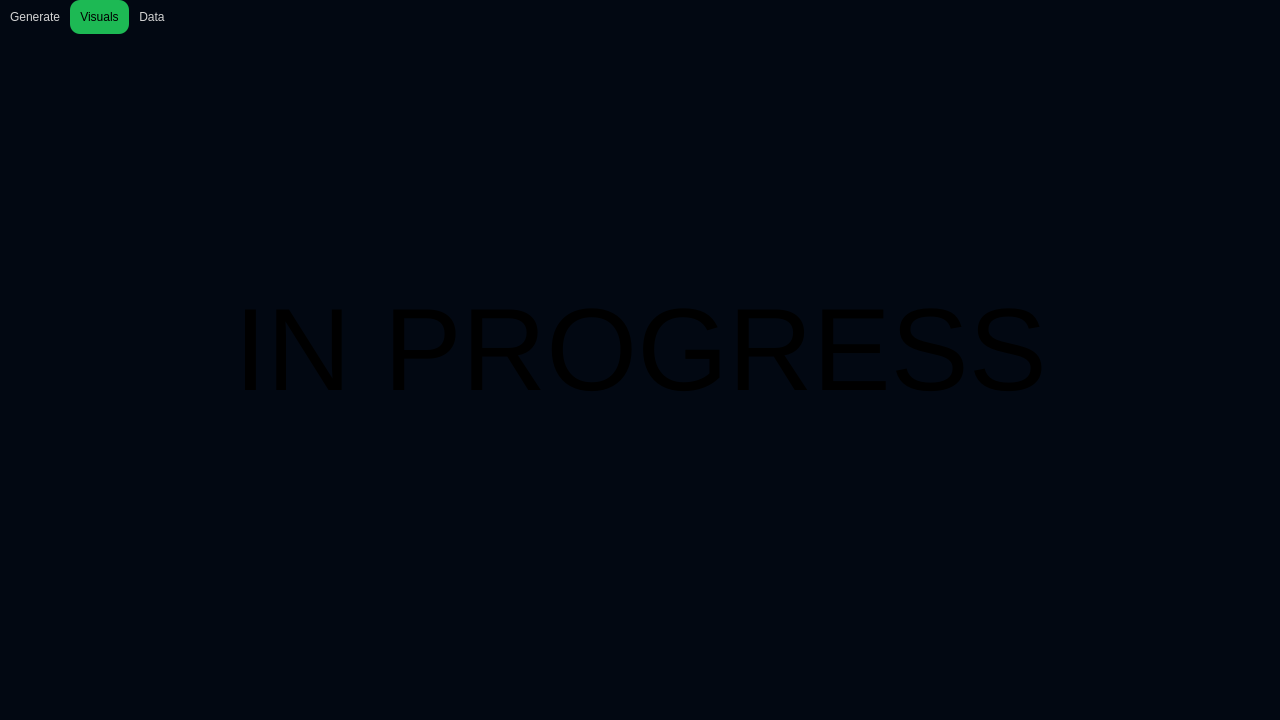
WilleGyr/Spotify_Wrapped, file MainWindow.ui: the form before one commit.
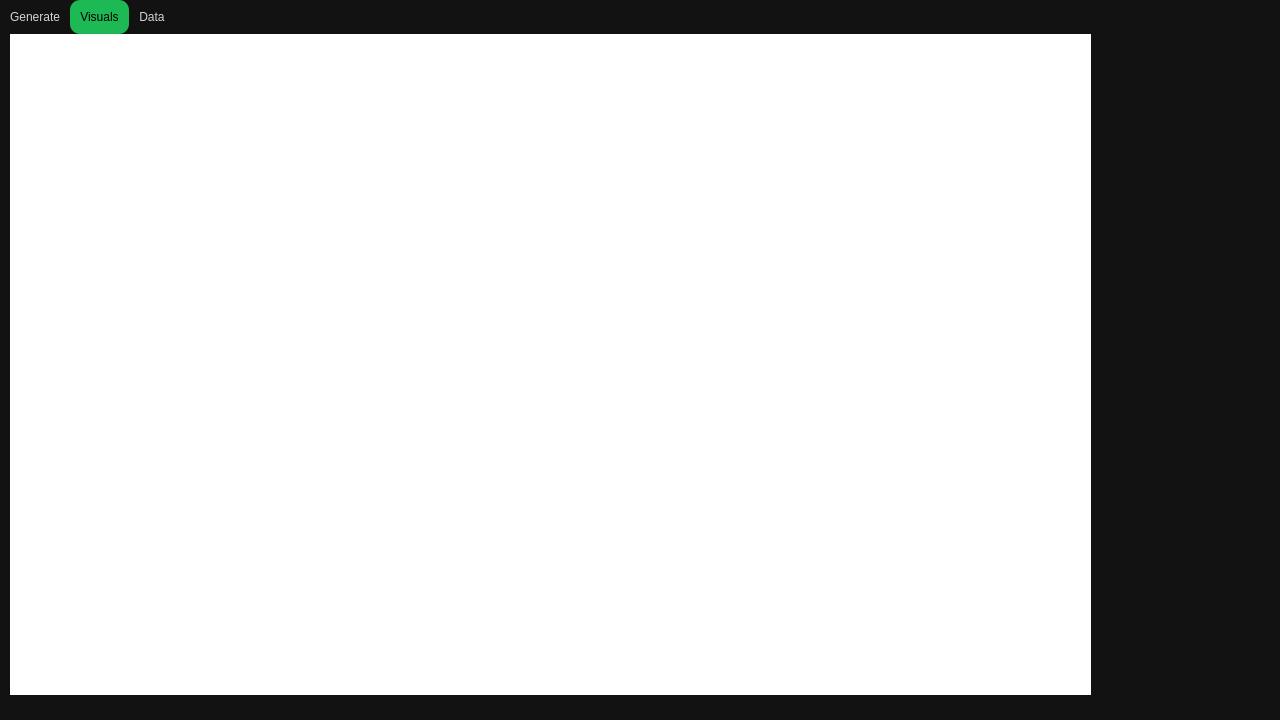
The form after the commit. The open tabs and pages were chosen to show the change.

Commit message: Made visual tab show first image in chart dir

Patch:
```diff
--- a/MainWindow.ui
+++ b/MainWindow.ui
@@ -14,7 +14,7 @@
    <string>MainWindow</string>
   </property>
   <property name="styleSheet">
-   <string notr="true">background-color: #020812</string>
+   <string notr="true">background-color: #121212</string>
   </property>
   <widget class="QWidget" name="centralwidget">
    <widget class="QTabWidget" name="tabWidget">
@@ -115,22 +115,17 @@
      <widget class="QLabel" name="label">
       <property name="geometry">
        <rect>
-        <x>20</x>
-        <y>240</y>
-        <width>1241</width>
-        <height>151</height>
+        <x>10</x>
+        <y>0</y>
+        <width>1081</width>
+        <height>661</height>
        </rect>
       </property>
-      <property name="font">
-       <font>
-        <pointsize>88</pointsize>
-       </font>
+      <property name="styleSheet">
+       <string notr="true">background-color:white</string>
       </property>
       <property name="text">
-       <string>IN PROGRESS</string>
-      </property>
-      <property name="alignment">
-       <set>Qt::AlignCenter</set>
+       <string/>
       </property>
      </widget>
     </widget>
```
Left out of the diff: 2 changed lines with no effect on the pictures. The commit also changes 2 other files.
